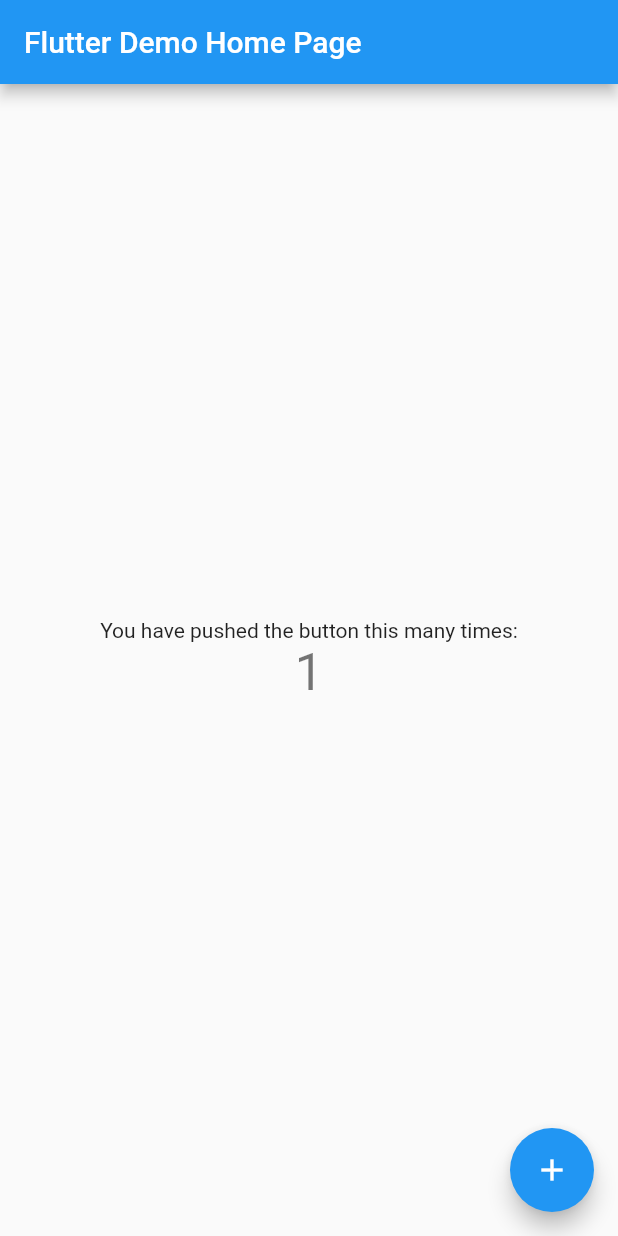
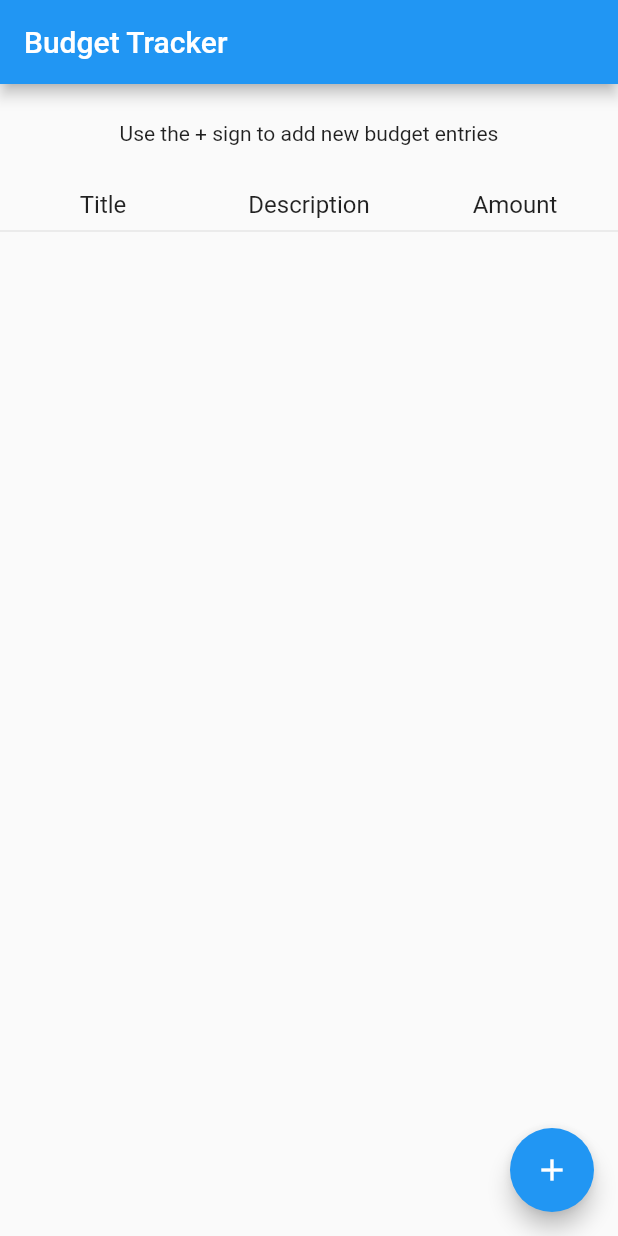
Before and after one commit to rsgilbert/budget_tracker, a Flutter app: the screen it shows after launch, after a tap on the "add" icon, on a phone screen of 412 x 824 dp. Run offline on Flutter 3.47's test engine with Material 2 defaults, Android fonts, the phone set to English and light mode, and no system bars; our stand-ins replace go_router; missing offline and left inert: amplify_core.

Commit message:
Setup main.dart boiler plate code

```diff
--- a/lib/main.dart
+++ b/lib/main.dart
@@ -1,115 +1,147 @@
+import 'package:budget_tracker/models/BudgetEntry.dart';
 import 'package:flutter/material.dart';
+import 'package:go_router/go_router.dart';
 
-void main() {
+Future<void> main() async {
+  WidgetsFlutterBinding.ensureInitialized();
+  await _configureAmplify();
   runApp(const MyApp());
+}
+
+Future<void> _configureAmplify() async {
+  // to be filled in
 }
 
 class MyApp extends StatelessWidget {
   const MyApp({super.key});
 
-  // This widget is the root of your application.
+  static final _router = GoRouter(routes: [
+    GoRoute(path: '/', builder: (context, state) => const HomeScreen())
+  ]);
+
   @override
   Widget build(BuildContext context) {
-    return MaterialApp(
-      title: 'Flutter Demo',
-      theme: ThemeData(
-        // This is the theme of your application.
-        //
-        // Try running your application with "flutter run". You'll see the
-        // application has a blue toolbar. Then, without quitting the app, try
-        // changing the primarySwatch below to Colors.green and then invoke
-        // "hot reload" (press "r" in the console where you ran "flutter run",
-        // or simply save your changes to "hot reload" in a Flutter IDE).
-        // Notice that the counter didn't reset back to zero; the application
-        // is not restarted.
-        primarySwatch: Colors.blue,
-      ),
-      home: const MyHomePage(title: 'Flutter Demo Home Page'),
+    return MaterialApp.router(
+      routerConfig: _router,
+      debugShowCheckedModeBanner: false,
     );
   }
 }
 
-class MyHomePage extends StatefulWidget {
-  const MyHomePage({super.key, required this.title});
-
-  // This widget is the home page of your application. It is stateful, meaning
-  // that it has a State object (defined below) that contains fields that affect
-  // how it looks.
-
-  // This class is the configuration for the state. It holds the values (in this
-  // case the title) provided by the parent (in this case the App widget) and
-  // used by the build method of the State. Fields in a Widget subclass are
-  // always marked "final".
-
-  final String title;
+class LoadingScreen extends StatelessWidget {
+  const LoadingScreen({super.key});
 
   @override
-  State<MyHomePage> createState() => _MyHomePageState();
+  Widget build(BuildContext context) {
+    return const Scaffold(body: Center(child: CircularProgressIndicator()));
+  }
 }
 
-class _MyHomePageState extends State<MyHomePage> {
-  int _counter = 0;
+class HomeScreen extends StatefulWidget {
+  const HomeScreen({super.key});
 
-  void _incrementCounter() {
-    setState(() {
-      // This call to setState tells the Flutter framework that something has
-      // changed in this State, which causes it to rerun the build method below
-      // so that the display can reflect the updated values. If we changed
-      // _counter without calling setState(), then the build method would not be
-      // called again, and so nothing would appear to happen.
-      _counter++;
-    });
+  @override
+  State<HomeScreen> createState() => _HomeScreenState();
+}
+
+class _HomeScreenState extends State<HomeScreen> {
+  var _budgetEntries = <BudgetEntry>[];
+
+  @override
+  void initState() {
+    super.initState();
+  }
+
+  Future<void> _refreshBudgetEntries() async {
+    // to be filled in
+  }
+  Future<void> _deleteBudgetEntry({BudgetEntry? budgetEntry}) async {
+    // to be filled in
+  }
+
+  Future<void> _navigateToBudgetEntry({BudgetEntry? budgetEntry}) async {
+    // to be filled in
+  }
+
+  double _calculateTotalBudget(List<BudgetEntry?> items) {
+    var totalAmount = 0.0;
+    for (final item in items) {
+      totalAmount += item?.amount ?? 0;
+    }
+    return totalAmount;
+  }
+
+  Widget _buildRow({
+    required String title,
+    required String description,
+    required String amount,
+    TextStyle? style
+  }) {
+    return Row(
+      children: [
+        Expanded(child: Text(title, textAlign: TextAlign.center, style: style)),
+        Expanded(child: Text(description, textAlign: TextAlign.center, style: style)),
+        Expanded(child: Text(amount, textAlign: TextAlign.center, style: style))
+      ],
+    );
   }
 
   @override
   Widget build(BuildContext context) {
-    // This method is rerun every time setState is called, for instance as done
-    // by the _incrementCounter method above.
-    //
-    // The Flutter framework has been optimized to make rerunning build methods
-    // fast, so that you can just rebuild anything that needs updating rather
-    // than having to individually change instances of widgets.
     return Scaffold(
-      appBar: AppBar(
-        // Here we take the value from the MyHomePage object that was created by
-        // the App.build method, and use it to set our appbar title.
-        title: Text(widget.title),
-      ),
-      body: Center(
-        // Center is a layout widget. It takes a single child and positions it
-        // in the middle of the parent.
-        child: Column(
-          // Column is also a layout widget. It takes a list of children and
-          // arranges them vertically. By default, it sizes itself to fit its
-          // children horizontally, and tries to be as tall as its parent.
-          //
-          // Invoke "debug painting" (press "p" in the console, choose the
-          // "Toggle Debug Paint" action from the Flutter Inspector in Android
-          // Studio, or the "Toggle Debug Paint" command in Visual Studio Code)
-          // to see the wireframe for each widget.
-          //
-          // Column has various properties to control how it sizes itself and
-          // how it positions its children. Here we use mainAxisAlignment to
-          // center the children vertically; the main axis here is the vertical
-          // axis because Columns are vertical (the cross axis would be
-          // horizontal).
-          mainAxisAlignment: MainAxisAlignment.center,
-          children: <Widget>[
-            const Text(
-              'You have pushed the button this many times:',
-            ),
-            Text(
-              '$_counter',
-              style: Theme.of(context).textTheme.headline4,
-            ),
-          ],
-        ),
-      ),
-      floatingActionButton: FloatingActionButton(
-        onPressed: _incrementCounter,
-        tooltip: 'Increment',
-        child: const Icon(Icons.add),
-      ), // This trailing comma makes auto-formatting nicer for build methods.
-    );
+        floatingActionButton: FloatingActionButton(
+            onPressed: _navigateToBudgetEntry, child: const Icon(Icons.add)),
+        appBar: AppBar(title: const Text('Budget Tracker')),
+        body: Center(
+            child: Padding(
+                padding: const EdgeInsets.only(top: 25),
+                child: RefreshIndicator(
+                    onRefresh: _refreshBudgetEntries,
+                    child: Column(children: [
+                      if (_budgetEntries.isEmpty)
+                        const Text(
+                            'Use the \u002b sign to add new budget entries')
+                      else
+                        Row(
+                            mainAxisAlignment: MainAxisAlignment.center,
+                            children: [
+                              Text(
+                                  'Total Budget: \$ ${_calculateTotalBudget(_budgetEntries).toStringAsFixed(2)}',
+                                  style: const TextStyle(fontSize: 24)),
+                            ]),
+                      const SizedBox(height: 30),
+                      _buildRow(
+                          title: 'Title',
+                          description: 'Description',
+                          amount: 'Amount',
+                          style: Theme.of(context).textTheme.titleMedium),
+                      const Divider(),
+                      Expanded(
+                          child: ListView.builder(
+                              itemCount: _budgetEntries.length,
+                              itemBuilder: (context, index) {
+                                final budgetEntry = _budgetEntries[index];
+                                return Dismissible(
+                                    key: ValueKey(budgetEntry),
+                                    background:
+                                        const ColoredBox(color: Colors.red,
+                                    child: Padding(
+                                      padding: EdgeInsets.only(right: 10),
+                                      child: Align(
+                                          alignment: Alignment.centerRight,
+                                          child: Icon(Icons.delete,
+                                              color: Colors.white)),
+                                    )
+                                    ),
+                                    onDismissed: (_) => _deleteBudgetEntry(budgetEntry: budgetEntry),
+                                    child: ListTile(
+                                      onTap: () => _navigateToBudgetEntry(budgetEntry: budgetEntry),
+                                      title: _buildRow(title : budgetEntry.title,
+                                       description: budgetEntry.description ?? '',
+                                       amount: '\$ ${budgetEntry.amount.toStringAsFixed(2)}')
+                                       )
+                                );
+                              }))
+                    ])))));
   }
 }
```
